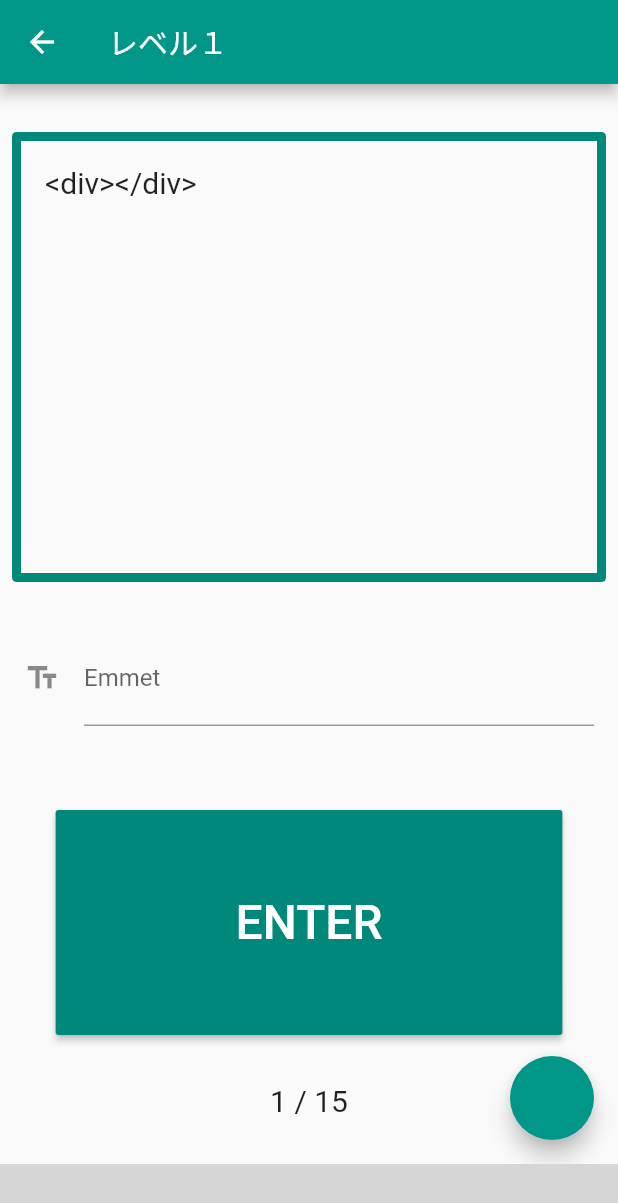
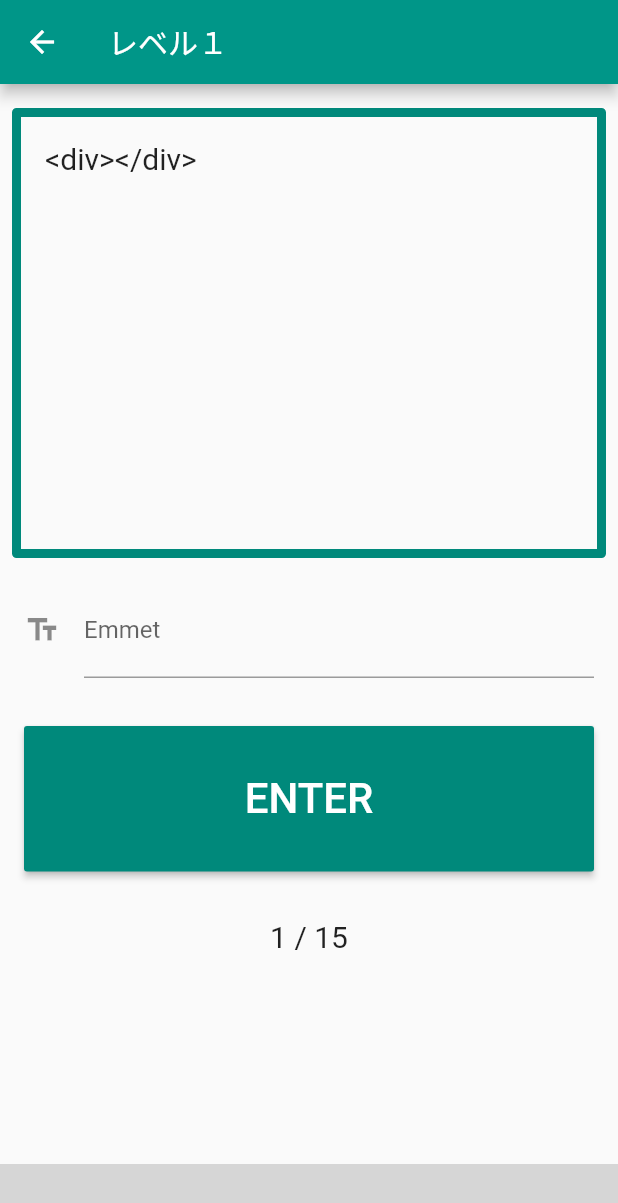
Before and after one commit to yuma11/emmet_dojo, a Flutter app: the screen it shows after launch, after a tap on "レベル１", on a phone screen of 412 x 824 dp. Shown: the top 1203 px of the screen. Run offline on Flutter 3.47's test engine with Material 2 defaults, Android fonts, the phone set to English and light mode, and no system bars; our stand-ins replace shared_preferences; missing offline and left inert: admob_flutter; grey boxes are pictures that could not be loaded.

Commit message:
仮完成

```diff
--- a/lib/main.dart
+++ b/lib/main.dart
@@ -48,6 +48,7 @@ class _MyHomePageState extends State<MyHomePage> {
               child: Column(
                 children: <Widget>[
                   Expanded(
+                    child: SingleChildScrollView(
                       child: Column(
                         children: <Widget>[
                           _modePanel("レベル１", "html-5", "blue", context, model,
@@ -61,13 +62,15 @@ class _MyHomePageState extends State<MyHomePage> {
                         ],
                       ),
                     ),
-                  Container(
-                    child: Image.asset(
-                      './assets/images/neko01.png',
-                      height: 150.0,
-                      width: 150.0,
                   ),
-                  )
+                  // Todo スコアに応じた画像の設定
+                  // Container(
+                  //   child: Image.asset(
+                  //     './assets/images/neko01.png',
+                  //     height: 120.0,
+                  //     width: 120.0,
+                  //   ),
+                  // )
                 ],
               ));
         }),
@@ -118,7 +121,7 @@ class _MyHomePageState extends State<MyHomePage> {
             arguments: ModeArguments(_modeName, _modeScore)); // プレイ画面へ
       },
       child: Card(
-        margin: EdgeInsets.only(top: 32),
+        margin: EdgeInsets.only(top: 24),
         child: Container(
           height: 90, // カードサイズ
           width: MediaQuery.of(context).size.width,
--- a/lib/play_page.dart
+++ b/lib/play_page.dart
@@ -78,7 +78,6 @@ class _PlayPageState extends State<PlayPage> {
           appBar: AppBar(
             title: Text(this.mode),
           ),
-          floatingActionButton: FloatingActionButton(onPressed: () => {}),
           bottomNavigationBar: Column(
             mainAxisAlignment: MainAxisAlignment.end,
             mainAxisSize: MainAxisSize.min,
@@ -97,7 +96,7 @@ class _PlayPageState extends State<PlayPage> {
             return SingleChildScrollView(
               child: Column(children: <Widget>[
                 Padding(
-                  padding: const EdgeInsets.fromLTRB(8, 32, 8, 32),
+                  padding: const EdgeInsets.fromLTRB(8, 16, 8, 16),
                   child: Row(
                       mainAxisAlignment: MainAxisAlignment.center,
                       children: <Widget>[
@@ -129,7 +128,7 @@ class _PlayPageState extends State<PlayPage> {
                     mainAxisAlignment: MainAxisAlignment.center,
                     children: <Widget>[
                       Padding(
-                        padding: const EdgeInsets.fromLTRB(16, 0, 16, 56),
+                        padding: const EdgeInsets.fromLTRB(16, 0, 16, 32),
                         child: Container(
                           width: MediaQuery.of(context).size.width - 32,
                           child: TextField(
@@ -149,11 +148,13 @@ class _PlayPageState extends State<PlayPage> {
                 Row(
                     mainAxisAlignment: MainAxisAlignment.center,
                     children: <Widget>[
-                      RaisedButton(
-                          padding: const EdgeInsets.fromLTRB(120, 56, 120, 56),
+                      ButtonTheme(
+                        minWidth: MediaQuery.of(context).size.width - 32,
+                        child: RaisedButton(
+                            padding: const EdgeInsets.fromLTRB(0, 32, 0, 32),
                             child: Text(
                               'ENTER',
-                            style: TextStyle(fontSize: 32),
+                              style: TextStyle(fontSize: 28),
                             ),
                             color: Colors.teal[600],
                             textColor: Colors.white,
@@ -161,6 +162,7 @@ class _PlayPageState extends State<PlayPage> {
                               // model.add(this.mode);
                               _submission(this.index, model);
                             }),
+                      ),
                     ]),
                 Row(
                     mainAxisAlignment: MainAxisAlignment.center,
```
Also changed, not shown: 4 other files. Lines whose indentation alone changed are shown as unchanged.
